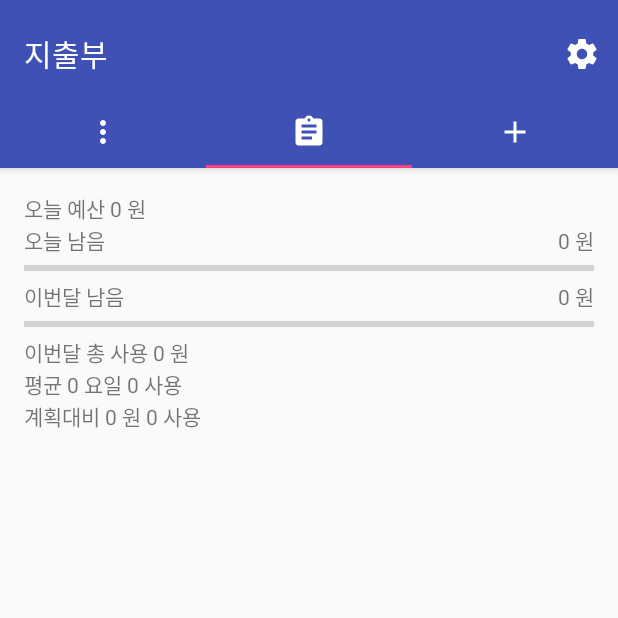
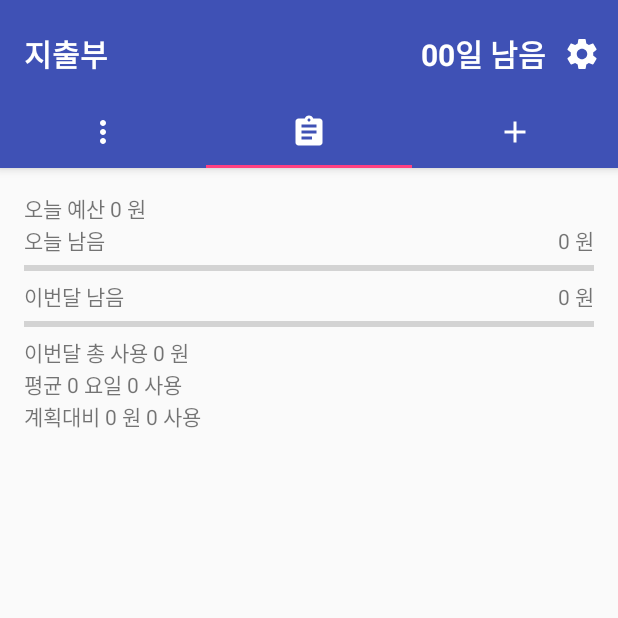
Before and after one commit to 5pecia1/ExpenseManager, an Android app: the screen it shows after launch (MainActivity), on a phone screen of 412 x 824 dp, the top half of it. Run offline under Robolectric (Android 15) with nearby library versions, the phone set to English and light mode, and no system bars; our stand-ins replace ButterKnife.

Commit message:
Add left day at title

```diff
--- a/app/src/main/java/sol_5pecia1/expense_manager/MainActivity.java
+++ b/app/src/main/java/sol_5pecia1/expense_manager/MainActivity.java
@@ -10,6 +10,7 @@ import android.support.v7.app.AppCompatActivity;
 import android.support.v7.widget.Toolbar;
 import android.view.Menu;
 import android.view.MenuItem;
+import android.widget.TextView;
 
 import java.util.Arrays;
 import java.util.List;
@@ -28,7 +29,11 @@ public class MainActivity extends AppCompatActivity {
     );
     private final static int FIRST_FRAGMENT_LOCATION = 1;
 
-    @BindView(R.id.container) ViewPager viewPager;
+    @BindView(R.id.left_day)
+    TextView tvLeftDay;
+
+    @BindView(R.id.container)
+    ViewPager viewPager;
 
     private SectionsPagerAdapter sectionsPagerAdapter;
 
@@ -40,6 +45,9 @@ public class MainActivity extends AppCompatActivity {
 
         Toolbar toolbar = (Toolbar) findViewById(R.id.toolbar);
         setSupportActionBar(toolbar);
+
+        setLeftDay("00");
+
         sectionsPagerAdapter = new SectionsPagerAdapter(getSupportFragmentManager());
 
         viewPager.setAdapter(sectionsPagerAdapter);
@@ -71,6 +79,10 @@ public class MainActivity extends AppCompatActivity {
         return super.onOptionsItemSelected(item);
     }
 
+    public void setLeftDay(String day) {
+        tvLeftDay.setText(getApplicationContext().getString(R.string.left_day, day));
+    }
+
 
     public class SectionsPagerAdapter extends FragmentPagerAdapter {
 
--- a/app/src/main/res/layout/activity_main.xml
+++ b/app/src/main/res/layout/activity_main.xml
@@ -22,7 +22,42 @@
             android:background="?attr/colorPrimary"
             app:popupTheme="@style/AppTheme.PopupOverlay"
             app:layout_scrollFlags="scroll|enterAlways"
+            app:subtitle="@string/app_name"
             >
+
+            <LinearLayout
+                android:layout_width="match_parent"
+                android:layout_height="match_parent"
+                android:orientation="horizontal"
+                >
+
+                <TextView
+                    android:layout_width="wrap_content"
+                    android:layout_height="match_parent"
+                    android:layout_weight="1"
+                    android:layout_gravity="center"
+                    android:gravity="start|center"
+                    android:textSize="20sp"
+                    android:textStyle="bold"
+                    android:singleLine="true"
+                    android:textColor="@android:color/white"
+                    android:text="@string/app_name"
+                    />
+
+                <TextView
+                    android:id="@+id/left_day"
+                    android:layout_width="wrap_content"
+                    android:layout_height="match_parent"
+                    android:layout_weight="1"
+                    android:layout_gravity="center"
+                    android:gravity="end|center"
+                    android:textSize="20sp"
+                    android:textStyle="bold"
+                    android:singleLine="true"
+                    android:textColor="@android:color/white"
+                    />
+
+            </LinearLayout>
 
         </android.support.v7.widget.Toolbar>
 
--- a/app/src/main/res/values/strings.xml
+++ b/app/src/main/res/values/strings.xml
@@ -1,4 +1,6 @@
 <resources>
+    <string name="left_day">%s일 남음</string>
+
     <string name="default_money_format">%s 원</string>
     <string name="today_budget_format">오늘 예산 %s 원</string>
     <string name="month_all_spend">이번달 총 사용 %s 원</string>
```
